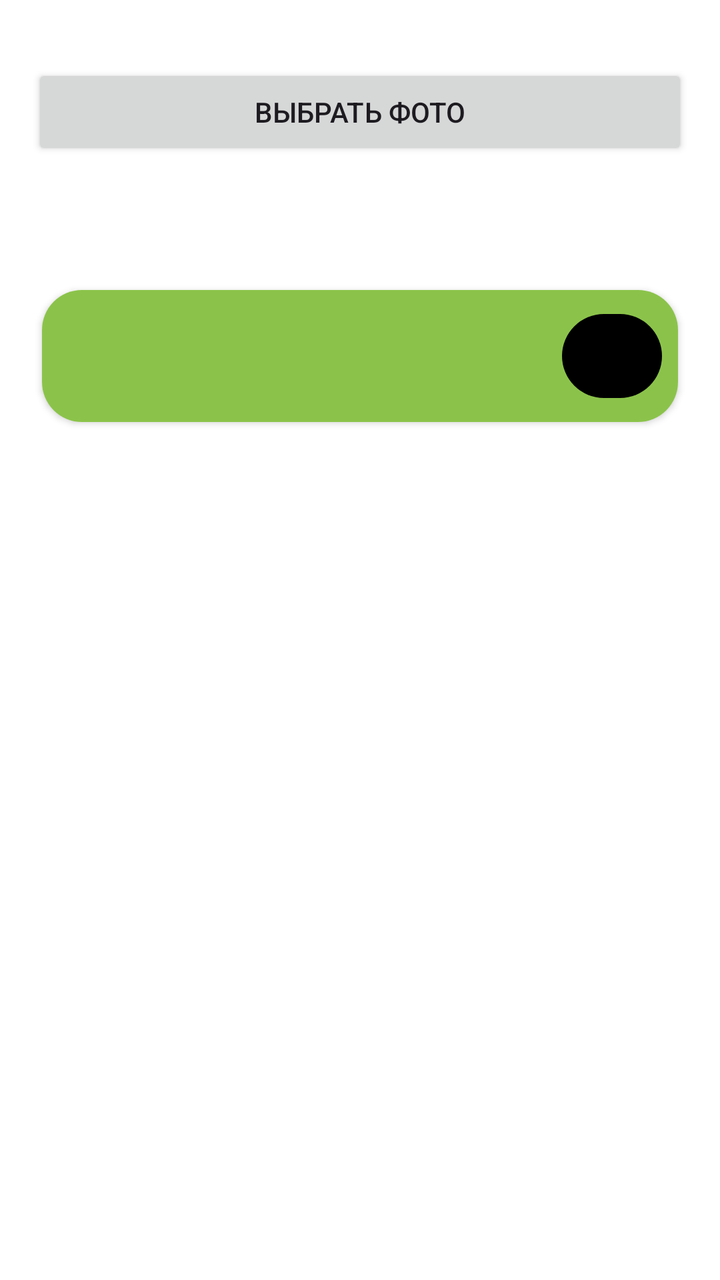
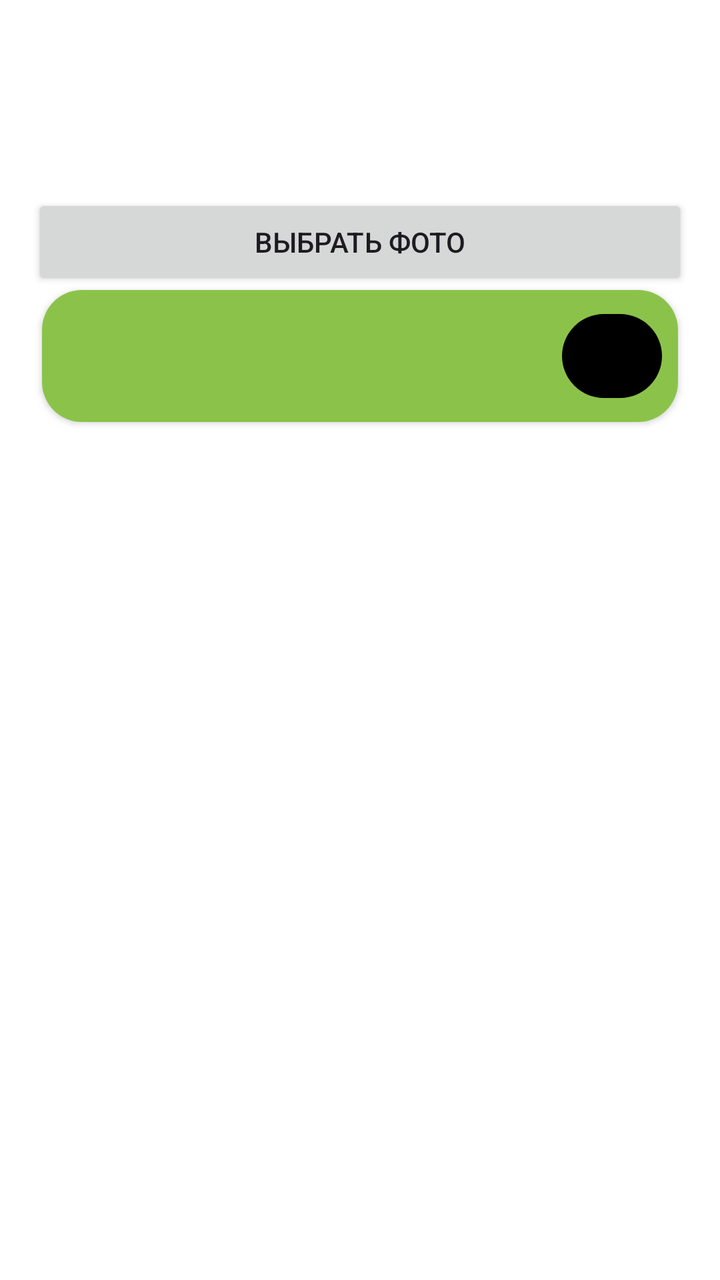

Compare the two renders of this Android layout. The source of the first and the diff that turns it into the second are given below.
<!-- AndroidManifest.xml: application theme Theme.CenterFoto -->
<!-- res/layout/fragment_photo_print.xml -->
<?xml version="1.0" encoding="utf-8"?>
<LinearLayout xmlns:android="http://schemas.android.com/apk/res/android"
    xmlns:app="http://schemas.android.com/apk/res-auto"
    android:layout_width="match_parent"
    android:layout_height="match_parent"
    android:orientation="vertical"
    android:background="@android:color/white"
    android:padding="16dp"
    android:fitsSystemWindows="false"
    android:clipToPadding="false"
   >

    <FrameLayout
        android:layout_width="match_parent"
        android:layout_height="200dp"
        >
        <Button
            android:id="@+id/selectPhotosButton"
            android:layout_width="match_parent"
            android:layout_height="wrap_content"
            android:layout_marginTop="16dp"
            android:text="Выбрать фото"
            />
        <androidx.constraintlayout.widget.ConstraintLayout
            android:layout_width="match_parent"
            android:layout_height="match_parent">

            <TextView
                android:id="@id/text"
                android:layout_width="wrap_content"
                android:layout_height="wrap_content"

                android:fontFamily="@font/firasans"
                android:textSize="20sp"
                android:visibility="visible"
                app:layout_constraintBottom_toBottomOf="parent"
                app:layout_constraintEnd_toEndOf="parent"
                app:layout_constraintStart_toStartOf="parent"
                app:layout_constraintTop_toTopOf="parent" />
            <TextView
                android:id="@id/text2"
                android:layout_width="wrap_content"
                android:layout_height="wrap_content"

                android:fontFamily="@font/firasans"
                android:textSize="20sp"
                android:visibility="visible"
                app:layout_constraintBottom_toTopOf="@+id/text2"
                app:layout_constraintEnd_toEndOf="parent"
                app:layout_constraintStart_toStartOf="parent"
                app:layout_constraintTop_toTopOf="parent" />

            <androidx.cardview.widget.CardView
                android:layout_width="match_parent"
                android:layout_height="wrap_content"
                app:cardCornerRadius="20dp"
                app:layout_constraintBottom_toBottomOf="parent"
                app:layout_constraintEnd_toEndOf="parent"
                android:layout_marginBottom="5dp"
                android:layout_marginEnd="5dp"
                android:layout_marginStart="5dp"
                android:background="@color/white">

                <androidx.constraintlayout.widget.ConstraintLayout
                    android:layout_width="match_parent"
                    android:layout_height="wrap_content"

                    android:background="#8BC34A">

                    <com.google.android.material.button.MaterialButton
                        android:id="@+id/removeButton"
                        android:layout_width="50dp"
                        android:layout_height="50dp"
                        android:visibility="gone"
                        android:text="–"
                        android:textColor="@color/black"

                        app:layout_constraintBottom_toBottomOf="parent"

                        app:layout_constraintTop_toTopOf="parent"
                        app:layout_constraintStart_toStartOf="parent"
                        />

                    <TextView
                        android:id="@+id/quantityTextView"
                        android:layout_width="40dp"
                        android:layout_height="40dp"
                        android:layout_margin="8dp"
                        android:gravity="center"
                        android:text="1"
                        android:textColor="@android:color/black"
                        android:textSize="20sp"
                        android:visibility="gone"
                        android:fontFamily="@font/firasans"
                        app:layout_constraintBottom_toBottomOf="parent"
                        app:layout_constraintEnd_toStartOf="@+id/addButton"
                        app:layout_constraintTop_toTopOf="parent"
                        app:layout_constraintStart_toEndOf="@+id/removeButton"/>

                    <com.google.android.material.button.MaterialButton
                        android:id="@+id/addButton"
                        android:layout_width="50dp"
                        android:layout_height="50dp"
                        android:layout_margin="8dp"
                        android:text="+"

                        android:textColor="@color/black"

                        app:layout_constraintBottom_toBottomOf="parent"
                        app:layout_constraintEnd_toEndOf="parent"
app:layout_constraintTop_toTopOf="parent"
                        />
                </androidx.constraintlayout.widget.ConstraintLayout>
            </androidx.cardview.widget.CardView>
        </androidx.constraintlayout.widget.ConstraintLayout>

    </FrameLayout>



</LinearLayout>
<!-- resources referenced by this layout -->
<resources>
  <color name="black">#FF000000</color>
  <color name="white">#FFFFFFFF</color>
  <style name="Theme.CenterFoto" parent="Base.Theme.CenterFoto" />
  <style name="Base.Theme.CenterFoto" parent="Theme.Material3.DayNight.NoActionBar">
          <item name="colorPrimary">@color/md_theme_light_primary</item>
          <item name="colorPrimaryVariant">@color/md_theme_light_primaryContainer</item>
          <item name="colorOnPrimary">@color/white</item>
          
          <item name="android:statusBarColor">@android:color/transparent</item>
          <item name="android:navigationBarColor">@android:color/transparent</item>
          <item name="android:windowLightStatusBar">true</item>          
          <item name="android:windowLightNavigationBar">true</item>
  
          
          <item name="android:enforceStatusBarContrast">false</item>
          <item name="android:enforceNavigationBarContrast">false</item>
  
      </style>
  <color name="md_theme_light_primary">#000000</color>
  <color name="md_theme_light_primaryContainer">#D1E4FF</color>
</resources>

<!-- the commit's change to res/layout/fragment_photo_print.xml (unified diff, before → after) -->
@@ -14,13 +14,7 @@
         android:layout_width="match_parent"
         android:layout_height="200dp"
         >
-        <Button
-            android:id="@+id/selectPhotosButton"
-            android:layout_width="match_parent"
-            android:layout_height="wrap_content"
-            android:layout_marginTop="16dp"
-            android:text="Выбрать фото"
-            />
+
         <androidx.constraintlayout.widget.ConstraintLayout
             android:layout_width="match_parent"
             android:layout_height="match_parent">
@@ -49,8 +43,17 @@
                 app:layout_constraintEnd_toEndOf="parent"
                 app:layout_constraintStart_toStartOf="parent"
                 app:layout_constraintTop_toTopOf="parent" />
-
+            <Button
+                android:id="@+id/selectPhotosButton"
+                android:layout_width="match_parent"
+                android:layout_height="wrap_content"
+                app:layout_constraintBottom_toTopOf="@+id/cardView"
+                app:layout_constraintTop_toBottomOf="@id/text2"
+                android:layout_marginTop="16dp"
+                android:text="Выбрать фото"
+                />
             <androidx.cardview.widget.CardView
+                android:id="@+id/cardView"
                 android:layout_width="match_parent"
                 android:layout_height="wrap_content"
                 app:cardCornerRadius="20dp"
